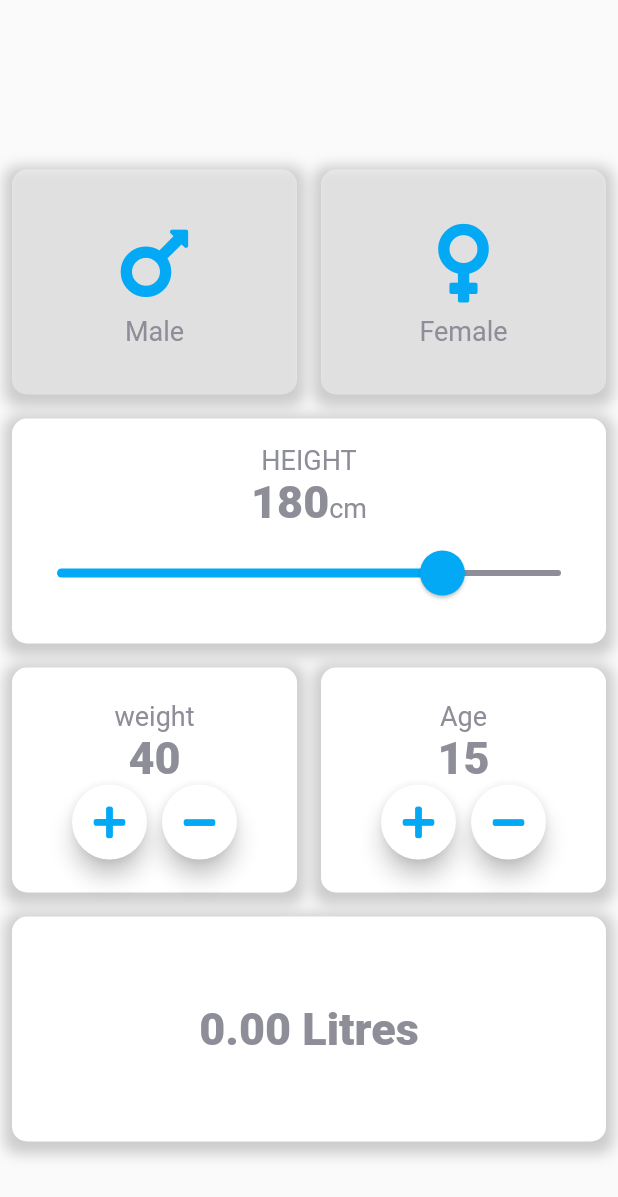
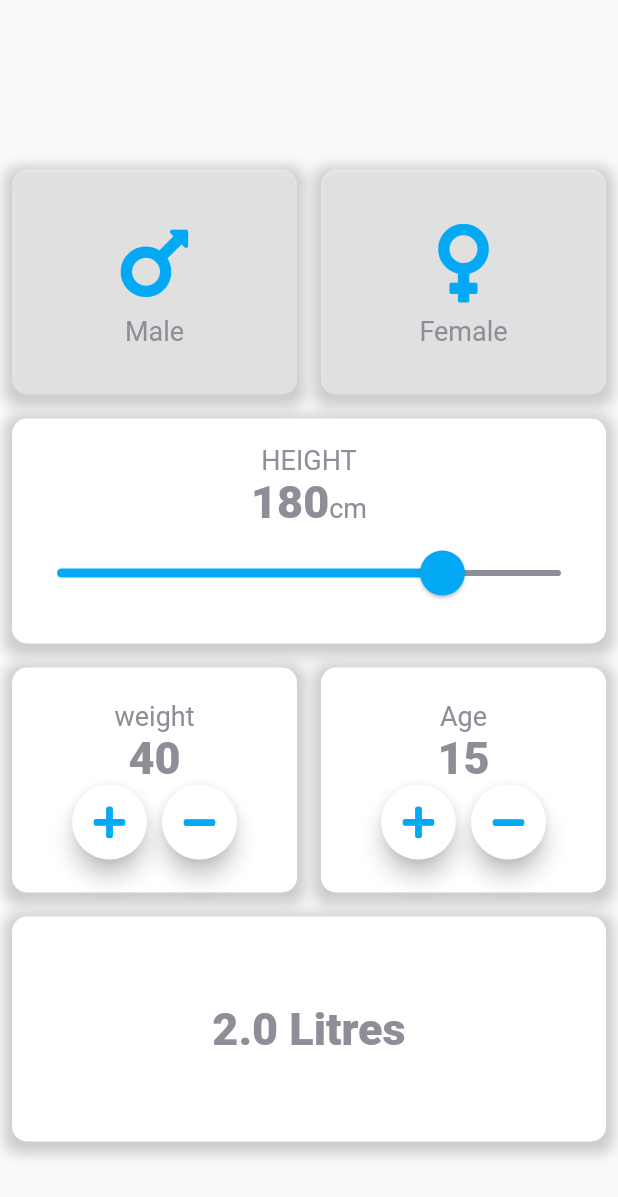
Before and after one commit to samiaChayeb/drink_water, a Flutter app: the CalculatorScreen widget shown alone on an empty page, opened directly, on a phone screen of 412 x 824 dp. Shown: the top 1197 px of the screen. Run offline on Flutter 3.47's test engine with Material 2 defaults, Android fonts, the phone set to English and light mode, and no system bars; our stand-ins replace awesome_dialog, font_awesome_flutter, splashscreen; missing offline and left inert: gender_picker, path_parsing.

Commit message:
update synchro with alerte water

```diff
--- a/lib/screens/calculator_screen.dart
+++ b/lib/screens/calculator_screen.dart
@@ -1,11 +1,11 @@
 import 'dart:math';
-
 import 'package:flutter/material.dart';
 import '../utils/Icon_content.dart';
 import '../utils/Reusable_card.dart';
 import '../utils/constants.dart';
 import 'package:gender_picker/source/enums.dart';
 import 'package:font_awesome_flutter/font_awesome_flutter.dart';
+import '../utils/globals.dart' as globals;
 
 class CalculatorScreen extends StatefulWidget {
   @override
@@ -13,11 +13,11 @@ class CalculatorScreen extends StatefulWidget {
 }
 
 class _CalculatorScreenState extends State<CalculatorScreen> {
+  double doubleResult = globals.waterLevelNeeds;
   Gender? selectedGender = Gender.Male;
   int height = 180;
   int weight = 40;
   int age = 15;
-  String resultat = '0.00';
 
   @override
   Widget build(BuildContext context) {
@@ -75,7 +75,7 @@ class _CalculatorScreenState extends State<CalculatorScreen> {
                     cardChild: Column(
                       mainAxisAlignment: MainAxisAlignment.center,
                       children: <Widget>[
-                        Text(
+                        const Text(
                           'HEIGHT',
                           style: kLabelTextStyle,
                         ),
@@ -85,7 +85,7 @@ class _CalculatorScreenState extends State<CalculatorScreen> {
                           textBaseline: TextBaseline.alphabetic,
                           children: <Widget>[
                             Text(height.toString(), style: kNumberTextStyle),
-                            Text(
+                            const Text(
                               'cm',
                               style: kLabelTextStyle,
                             ),
@@ -108,8 +108,7 @@ class _CalculatorScreenState extends State<CalculatorScreen> {
                             onChanged: (double newValue) {
                               setState(() {
                                 height = newValue.round();
-                                print(height);
-                                waterNeeds();
+                                waterNeeds(context);
                               });
                             },
                           ),
@@ -126,7 +125,7 @@ class _CalculatorScreenState extends State<CalculatorScreen> {
                     cardChild: Column(
                       mainAxisAlignment: MainAxisAlignment.center,
                       children: <Widget>[
-                        Text(
+                        const Text(
                           'weight',
                           style: kLabelTextStyle,
                         ),
@@ -142,11 +141,11 @@ class _CalculatorScreenState extends State<CalculatorScreen> {
                               onPressed: () {
                                 setState(() {
                                   weight++;
-                                  waterNeeds();
+                                  waterNeeds(context);
                                 });
                               },
                             ),
-                            SizedBox(
+                            const SizedBox(
                               width: 10.0,
                             ),
                             RoundIconButton(
@@ -154,7 +153,7 @@ class _CalculatorScreenState extends State<CalculatorScreen> {
                               onPressed: () {
                                 setState(() {
                                   weight--;
-                                  waterNeeds();
+                                  waterNeeds(context);
                                 });
                               },
                             ),
@@ -169,7 +168,7 @@ class _CalculatorScreenState extends State<CalculatorScreen> {
                     cardChild: Column(
                       mainAxisAlignment: MainAxisAlignment.center,
                       children: <Widget>[
-                        Text(
+                        const Text(
                           'Age',
                           style: kLabelTextStyle,
                         ),
@@ -185,11 +184,11 @@ class _CalculatorScreenState extends State<CalculatorScreen> {
                               onPressed: () {
                                 setState(() {
                                   age++;
-                                  waterNeeds();
+                                  waterNeeds(context);
                                 });
                               },
                             ),
-                            SizedBox(
+                            const SizedBox(
                               width: 10.0,
                             ),
                             RoundIconButton(
@@ -197,7 +196,7 @@ class _CalculatorScreenState extends State<CalculatorScreen> {
                               onPressed: () {
                                 setState(() {
                                   age > 0 ? age-- : 0;
-                                  waterNeeds();
+                                  waterNeeds(context);
                                 });
                               },
                             ),
@@ -214,7 +213,7 @@ class _CalculatorScreenState extends State<CalculatorScreen> {
                             mainAxisAlignment: MainAxisAlignment.center,
                             children: <Widget>[
                               Text(
-                                this.resultat + " Litres",
+                                doubleResult.toString() + " Litres",
                                 style: kNumberTextStyle,
                               )
                             ])))
@@ -222,23 +221,26 @@ class _CalculatorScreenState extends State<CalculatorScreen> {
             )));
   }
 
-  waterNeeds() {
+  waterNeeds(BuildContext context) {
     var female;
-    if (this.selectedGender == Gender.Female)
+    if (selectedGender == Gender.Female)
       female = 1;
     else
       female = 0;
-    this.resultat = (((this.age <= 3)
-                ? (0.777 * (pow(this.weight, 0.83)))
-                : ((this.age > 3 || this.age <= 13)
-                    ? (0.0746 *
-                        pow(0.95, female) *
-                        (pow((this.height * this.weight), 0.65)))
-                    : (0.0658 *
-                       pow(0.84 ,female)*
-                        (pow((this.height * this.weight), 0.69))))) /
-            10)
-        .toStringAsFixed(2);
+    doubleResult = (((age <= 3)
+            ? (0.777 * (pow(weight, 0.83)))
+            : ((age > 3 || age <= 13)
+                ? (0.0746 * pow(0.95, female) * (pow((height * weight), 0.65)))
+                : (0.0658 *
+                    pow(0.84, female) *
+                    (pow((height * weight), 0.69))))) /
+        10);
+    doubleResult = double.parse(doubleResult.toStringAsFixed(2));
+    setState(() {
+      globals.waterLevelNeeds = doubleResult;
+      globals.percentDrinkedWater = double.parse(
+          (globals.drinkedWater / globals.waterLevelNeeds).toStringAsFixed(2));
+    });
   }
 }
 
@@ -254,11 +256,11 @@ class RoundIconButton extends StatelessWidget {
       child: Icon(icon, color: Colors.lightBlue),
       onPressed: onPressed,
       elevation: 6.0,
-      constraints: BoxConstraints.tightFor(
+      constraints: const BoxConstraints.tightFor(
         width: 50.0,
         height: 50.0,
       ),
-      shape: CircleBorder(),
+      shape: const CircleBorder(),
       fillColor: Colors.white,
     );
   }
--- /dev/null
+++ b/lib/screens/water_bottle.dart
@@ -0,0 +1,242 @@
+import 'package:flutter/material.dart';
+import 'dart:math' as math;
+import 'waterContainer.dart';
+import 'wave.dart';
+
+class WaterBottle extends StatefulWidget {
+  final waterLevel;
+  final Color waterColor;
+  final Color bottleColor;
+  final Color capColor;
+
+  WaterBottle(
+      {this.waterLevel,
+      this.waterColor = Colors.blue,
+      this.bottleColor = Colors.blue,
+      this.capColor = Colors.blueGrey});
+
+  @override
+  WaterBottleState createState() => WaterBottleState();
+}
+
+class WaterBottleState extends State<WaterBottle>
+    with TickerProviderStateMixin, WaterContainer {
+  @override
+  void initState() {
+    super.initState();
+    initWater(widget.waterColor, this);
+    waves.first.animation.addListener(() {
+      setState(() {
+        this.waterLevel = widget.waterLevel;
+      });
+    });
+  }
+
+  @override
+  void dispose() {
+    disposeWater();
+    super.dispose();
+  }
+
+  @override
+  Widget build(BuildContext context) {
+    return Stack(
+      fit: StackFit.expand,
+      clipBehavior: Clip.hardEdge,
+      children: [
+        AspectRatio(
+          aspectRatio: 1 / 1,
+          child: CustomPaint(
+            painter: WaterBottlePainter(
+              waves: waves,
+              waterLevel: this.waterLevel,
+              bottleColor: widget.bottleColor,
+              capColor: widget.capColor,
+            ),
+          ),
+        ),
+      ],
+    );
+  }
+}
+
+class WaterBottlePainter extends CustomPainter {
+  final List<WaveLayer> waves;
+  final waterLevel;
+  final bottleColor;
+  final capColor;
+
+  WaterBottlePainter(
+      {Listenable? repaint,
+      required this.waves,
+      required this.waterLevel,
+      required this.bottleColor,
+      required this.capColor})
+      : super(repaint: repaint);
+
+  @override
+  void paint(Canvas canvas, Size size) {
+    {
+      final paint = Paint();
+      paint.color = bottleColor;
+      paint.style = PaintingStyle.stroke;
+      paint.strokeWidth = 3;
+      paintEmptyBottle(canvas, size, paint);
+    }
+    {
+      final paint = Paint();
+      paint.color = Colors.white;
+      paint.style = PaintingStyle.fill;
+      final rect = Rect.fromLTRB(0, 0, size.width, size.height);
+      canvas.saveLayer(rect, paint);
+      paintBottleMask(canvas, size, paint);
+    }
+    {
+      final paint = Paint();
+      paint.blendMode = BlendMode.srcIn;
+      paint.style = PaintingStyle.fill;
+      paintWaves(canvas, size, paint);
+    }
+    {
+      final paint = Paint();
+      paint.blendMode = BlendMode.srcATop;
+      paint.style = PaintingStyle.fill;
+      paintGlossyOverlay(canvas, size, paint);
+    }
+    canvas.restore();
+    {
+      final paint = Paint();
+      paint.blendMode = BlendMode.srcATop;
+      paint.style = PaintingStyle.fill;
+      paint.color = capColor;
+    }
+  }
+
+  void paintEmptyBottle(Canvas canvas, Size size, Paint paint) {
+    var p1 = Offset(20, -10);
+    var p2 = Offset(20, size.height);
+    var paint = Paint()
+      ..color = bottleColor
+      ..strokeWidth = 4;
+    canvas.drawLine(p1, p2, paint);
+    p1 = Offset(20, size.height);
+    p2 = Offset(size.width - 20, size.height);
+    paint = Paint()
+      ..color = bottleColor
+      ..strokeWidth = 4;
+    canvas.drawLine(p1, p2, paint);
+    p1 = Offset(size.width - 20, size.height);
+    p2 = Offset(size.width - 20, -10);
+    paint = Paint()
+      ..color = bottleColor
+      ..strokeWidth = 4;
+    canvas.drawLine(p1, p2, paint);
+    p1 = Offset(20, -10);
+    p2 = Offset(70, -10);
+    paint = Paint()
+      ..color = bottleColor
+      ..strokeWidth = 4;
+    canvas.drawLine(p1, p2, paint);
+
+    p1 = Offset(70, -10);
+    p2 = Offset(70, -50);
+    paint = Paint()
+      ..color = bottleColor
+      ..strokeWidth = 4;
+    canvas.drawLine(p1, p2, paint);
+
+    p1 = Offset(size.width - 20, -10);
+    p2 = Offset(size.width - 70, -10);
+    paint = Paint()
+      ..color = bottleColor
+      ..strokeWidth = 4;
+    canvas.drawLine(p1, p2, paint);
+
+    p1 = Offset(size.width - 70, -10);
+    p2 = Offset(size.width - 70, -50);
+    paint = Paint()
+      ..color = bottleColor
+      ..strokeWidth = 4;
+    canvas.drawLine(p1, p2, paint);
+  }
+
+  void paintBottleMask(Canvas canvas, Size size, Paint paint) {
+    final neckRingInner = size.width * 0.1;
+    final neckRingInnerR = size.width - neckRingInner;
+    canvas.drawRect(
+        Rect.fromLTRB(
+            neckRingInner + 5, 0, neckRingInnerR - 5, size.height - 5),
+        paint);
+  }
+
+  void paintWaves(Canvas canvas, Size size, Paint paint) {
+    for (var wave in waves) {
+      paint.color = wave.color;
+      final transform = Matrix4.identity();
+      final desiredW = 15 * size.width;
+      final desiredH = 0.1 * size.height;
+      final translateRange = desiredW - size.width;
+      final scaleX = desiredW / wave.svgData.getBounds().width;
+      final scaleY = desiredH / wave.svgData.getBounds().height;
+      final translateX = -wave.offset * translateRange;
+      final waterRange = size.height +
+          desiredH; // 0 = no water = size.height; 1 = full water = -size.width
+      final translateY = (1.0 - waterLevel) * waterRange - desiredH;
+      transform.translate(translateX, translateY);
+      transform.scale(scaleX, scaleY);
+      canvas.drawPath(wave.svgData.transform(transform.storage), paint);
+      if (waves.indexOf(wave) != waves.length - 1) {
+        continue;
+      }
+      final gap = size.height - desiredH - translateY;
+      if (gap > 0) {
+        canvas.drawRect(
+            Rect.fromLTRB(0, desiredH + translateY, size.width, size.height),
+            paint);
+      }
+    }
+  }
+
+  void paintGlossyOverlay(Canvas canvas, Size size, Paint paint) {
+    paint.color = Colors.white.withAlpha(20);
+    canvas.drawRect(Rect.fromLTRB(0, 0, size.width * 0.5, size.height), paint);
+    paint.color = Colors.white.withAlpha(80);
+    canvas.drawRect(
+        Rect.fromLTRB(size.width * 0.9, 0, size.width * 0.95, size.height),
+        paint);
+    final rect = Offset.zero & size;
+    final gradient = LinearGradient(
+      begin: Alignment.topLeft,
+      end: Alignment.topRight,
+      colors: [
+        Colors.white.withAlpha(180),
+        Colors.white.withAlpha(0),
+      ],
+    ).createShader(rect);
+    paint.color = Colors.white;
+    paint.shader = gradient;
+    canvas.drawRect(Rect.fromLTRB(0, 0, size.width, size.height), paint);
+  }
+
+  void paintCap(Canvas canvas, Size size, Paint paint) {
+    final capTop = 0.0;
+    final capBottom = size.width * 0.2;
+    final capMid = (capBottom - capTop) / 2;
+    final capL = size.width * 0.08 + 5;
+    final capR = size.width - capL;
+    final neckRingInner = size.width * 0.1 + 5;
+    final neckRingInnerR = size.width - neckRingInner;
+    final path = Path();
+    path.moveTo(capL, capTop);
+    path.lineTo(neckRingInner, capMid);
+    path.lineTo(neckRingInner, capBottom);
+    path.lineTo(neckRingInnerR, capBottom);
+    path.lineTo(neckRingInnerR, capMid);
+    path.lineTo(capR, capTop);
+    path.close();
+    canvas.drawPath(path, paint);
+  }
+
+  @override
+  bool shouldRepaint(WaterBottlePainter oldDelegate) => true;
+}
--- /dev/null
+++ b/lib/utils/globals.dart
@@ -0,0 +1,5 @@
+library my_prj.globals;
+
+double waterLevelNeeds = 2.00;
+double percentDrinkedWater = 0.00;
+double drinkedWater = 0.00;
--- a/lib/widgets/custom_splash_screen.dart
+++ b/lib/widgets/custom_splash_screen.dart
@@ -8,9 +8,9 @@ class CustomSplashScreen extends StatelessWidget {
     return SplashScreen(
         seconds: 10,
         title: new Text("let's drink",
-            style: TextStyle(color: Colors.lightBlueAccent,fontSize: 25)),
+            style: TextStyle(color: Colors.lightBlueAccent, fontSize: 25)),
         image: new Image.asset('assets/welcome.jpg'),
         photoSize: 200.0,
-        navigateAfterSeconds: Home());
+        navigateAfterSeconds: HomeScreen());
   }
 }
--- a/pubspec.yaml
+++ b/pubspec.yaml
@@ -24,8 +24,10 @@ dependencies:
   cupertino_icons: ^0.1.2
   splashscreen: ^1.3.5
   gender_picker: ^1.1.0
-  flutter_svg: ^0.23.0+1
   font_awesome_flutter: ^9.2.0
+  percent_indicator: ^3.4.0
+  flutter_svg: ^0.18.0
+  awesome_dialog: ^2.1.2
 
 dev_dependencies:
   flutter_test:
```
Also changed, not shown: lib/routes.dart (added, +37 -0 lines), lib/screens/home.dart (+42 -1 lines), lib/screens/profil_screen.dart (+31 -30 lines), lib/screens/waterContainer.dart (added, +30 -0 lines), lib/screens/wave.dart (added, +84 -0 lines), lib/screens/water_alerte.dart (added), pubspec.lock.
